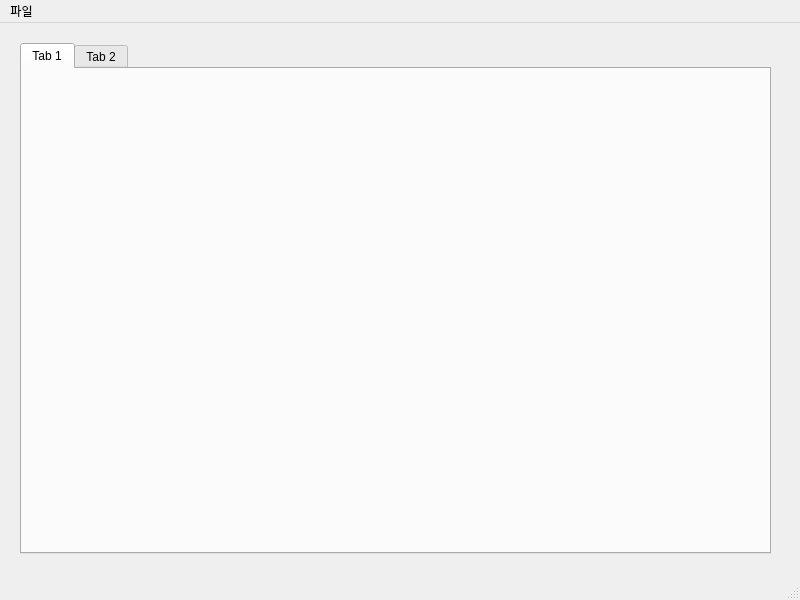
Qt form gui/ui/main_window.ui (addinedu-ros-9th/deeplearning-repo-1) before a commit.
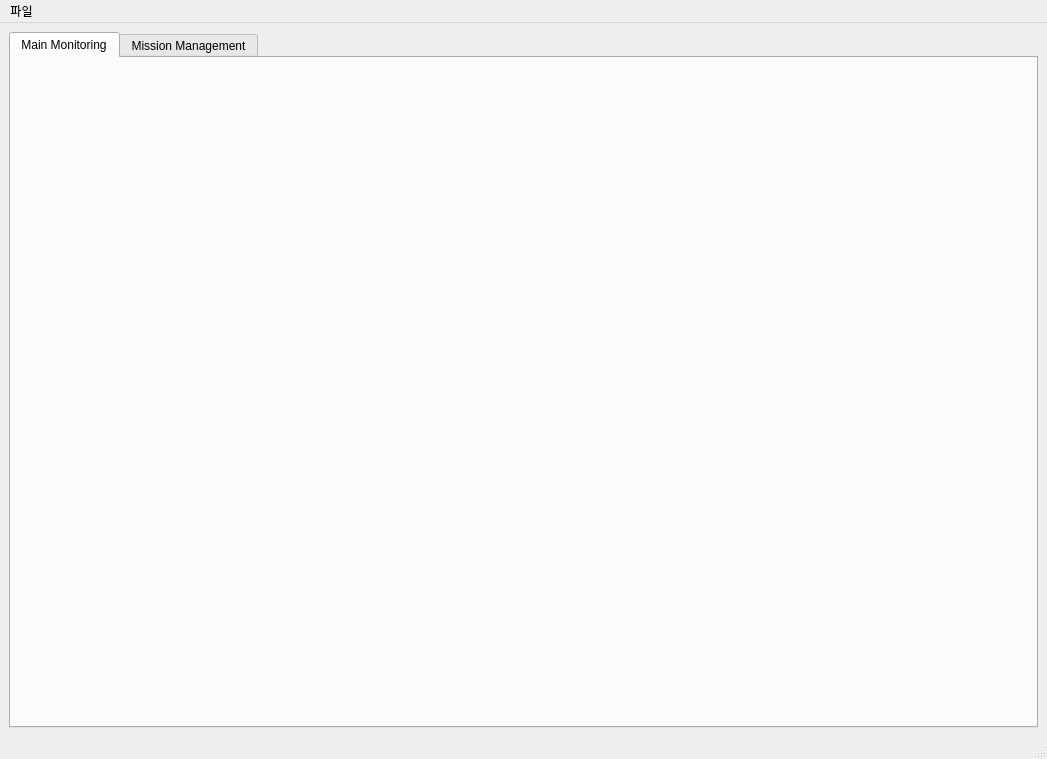
The same form after that commit.

The edit to the form file:
```diff
--- a/gui/ui/main_window.ui
+++ b/gui/ui/main_window.ui
@@ -6,41 +6,42 @@
    <rect>
     <x>0</x>
     <y>0</y>
-    <width>800</width>
-    <height>600</height>
+    <width>1047</width>
+    <height>759</height>
    </rect>
   </property>
   <property name="windowTitle">
    <string>MainWindow</string>
   </property>
   <widget class="QWidget" name="centralwidget">
+   <layout class="QVBoxLayout" name="verticalLayout_on_centralwidget">
+    <item>
    <widget class="QTabWidget" name="tabWidget">
-    <property name="geometry">
-     <rect>
-      <x>20</x>
-      <y>20</y>
-      <width>751</width>
-      <height>511</height>
-     </rect>
-    </property>
-    <widget class="QWidget" name="tab">
+      <property name="currentIndex">
+       <number>0</number>
+      </property>
+      <widget class="QWidget" name="main_tab">
      <attribute name="title">
-      <string>Tab 1</string>
-     </attribute>
-    </widget>
-    <widget class="QWidget" name="tab_2">
+        <string>Main Monitoring</string>
+       </attribute>
+       <layout class="QVBoxLayout" name="verticalLayout_on_main_tab"/>
+      </widget>
+      <widget class="QWidget" name="manage_tab">
      <attribute name="title">
-      <string>Tab 2</string>
-     </attribute>
-    </widget>
-   </widget>
+        <string>Mission Management</string>
+       </attribute>
+       <layout class="QVBoxLayout" name="verticalLayout_on_manage_tab"/>
+      </widget>
+     </widget>
+    </item>
+   </layout>
   </widget>
   <widget class="QMenuBar" name="menubar">
    <property name="geometry">
     <rect>
      <x>0</x>
      <y>0</y>
-     <width>800</width>
+     <width>1047</width>
      <height>28</height>
     </rect>
    </property>
```
Lines whose indentation alone changed are shown as unchanged.
